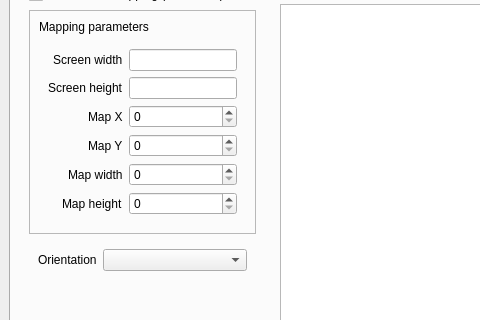
Before: the Qt Designer form main.ui in jlam55555/veikk-linux-driver-gui, drawn with Qt 5; both pictures show x 0 to 480 and y 88 to 408 of the 718 by 512 pixel window.
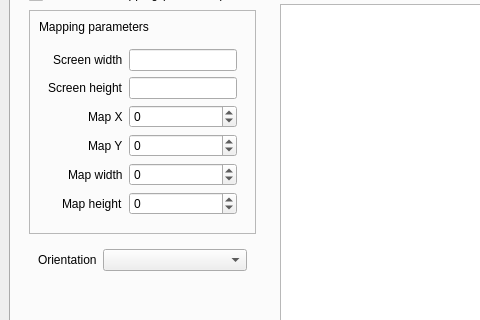
After: the same form once the commit is applied.

Commit message: integrated screen map form with graphic

The edit to the form file:
```diff
--- a/main.ui
+++ b/main.ui
@@ -128,16 +128,44 @@
                   </widget>
                  </item>
                  <item row="3" column="1">
-                  <widget class="QSpinBox" name="spinBox"/>
+                  <widget class="QSpinBox" name="screen_map_x">
+                   <property name="minimum">
+                    <number>-100000</number>
+                   </property>
+                   <property name="maximum">
+                    <number>100000</number>
+                   </property>
+                  </widget>
                  </item>
                  <item row="4" column="1">
-                  <widget class="QSpinBox" name="spinBox_2"/>
+                  <widget class="QSpinBox" name="screen_map_y">
+                   <property name="minimum">
+                    <number>-100000</number>
+                   </property>
+                   <property name="maximum">
+                    <number>100000</number>
+                   </property>
+                  </widget>
                  </item>
                  <item row="5" column="1">
-                  <widget class="QSpinBox" name="spinBox_3"/>
+                  <widget class="QSpinBox" name="screen_map_width">
+                   <property name="minimum">
+                    <number>-100000</number>
+                   </property>
+                   <property name="maximum">
+                    <number>100000</number>
+                   </property>
+                  </widget>
                  </item>
                  <item row="6" column="1">
-                  <widget class="QSpinBox" name="spinBox_4"/>
+                  <widget class="QSpinBox" name="screen_map_height">
+                   <property name="minimum">
+                    <number>-100000</number>
+                   </property>
+                   <property name="maximum">
+                    <number>100000</number>
+                   </property>
+                  </widget>
                  </item>
                  <item row="1" column="0">
                   <widget class="QLabel" name="label_15">
```
Left out of the diff: 10 changed lines with no effect on the pictures. The commit also changes 5 other files.
